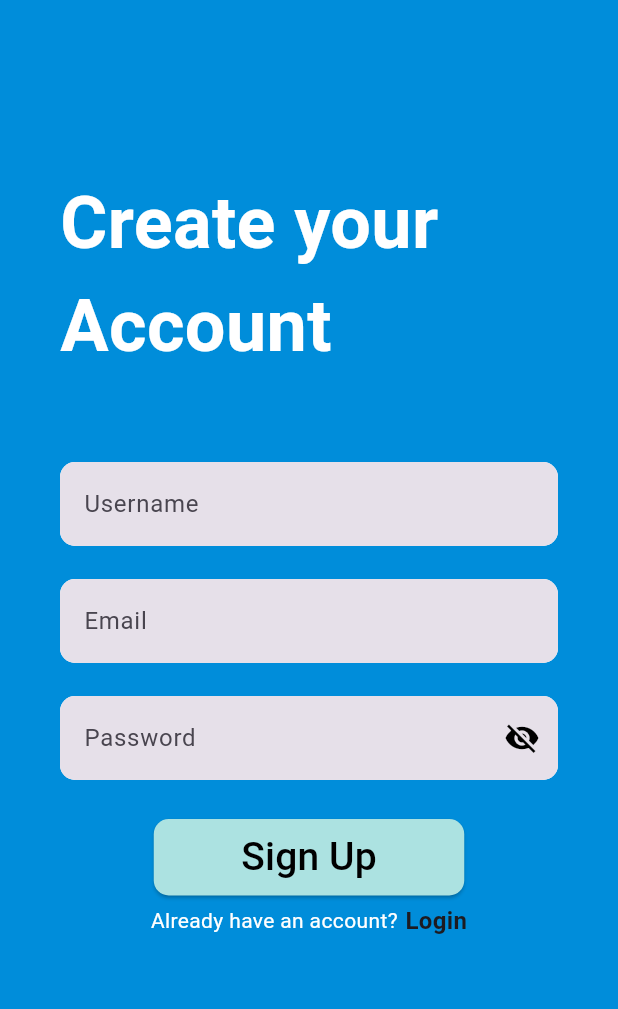
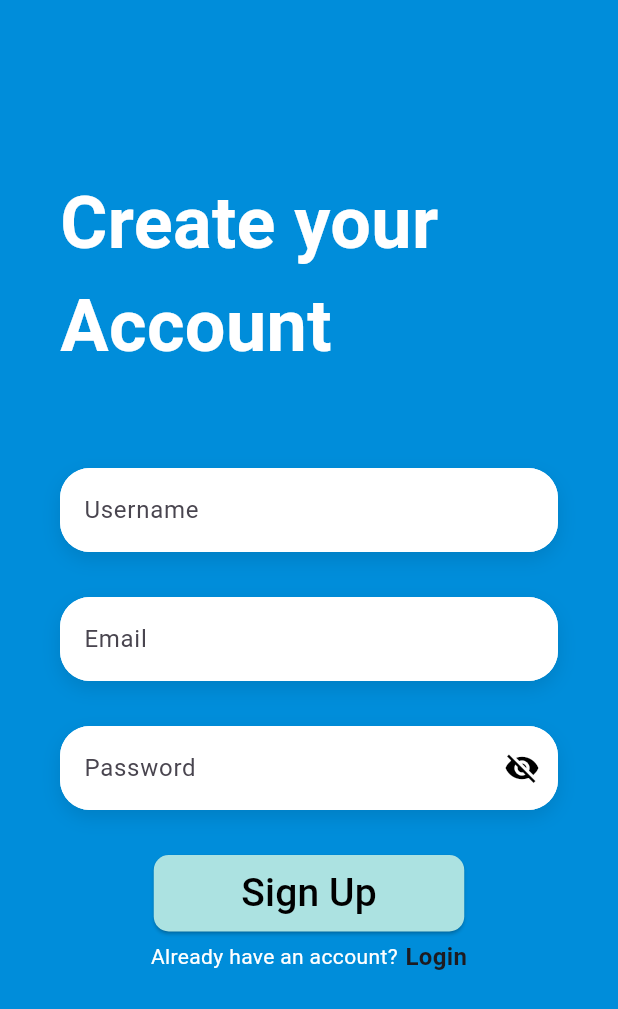
Before and after one commit to JjayFabor/bridgeAI, a Flutter app: the SignUpScreen screen opened directly, on a phone screen of 412 x 824 dp. Shown: the top 1009 px of the screen. Run offline on Flutter 3.47's test engine with Material 3 defaults, Android fonts, the light colour scheme and no system bars; our stand-ins replace cloud_firestore, firebase_auth, firebase_core, firebase_storage, flip_card, flutter_markdown and 5 more; missing offline and left inert: flutter_math_fork; accounts and stored records are empty; Roboto replaces fonts that are missing (Mitr).

Commit message:
Update widget

```diff
--- a/lib/features/frontend/widgets/form_container_widget.dart
+++ b/lib/features/frontend/widgets/form_container_widget.dart
@@ -42,11 +42,18 @@ class _FormContainerWidgetState extends State<FormContainerWidget> {
   @override
   Widget build(BuildContext context) {
     return Container(
-      margin: const EdgeInsets.symmetric(vertical: 6.0),
+      margin: const EdgeInsets.symmetric(vertical: 10.0),
       width: double.infinity,
       decoration: BoxDecoration(
         color: Colors.white,
-        borderRadius: BorderRadius.circular(10),
+        borderRadius: BorderRadius.circular(20),
+        boxShadow: [
+          BoxShadow(
+            color: Colors.black.withOpacity(0.1),
+            blurRadius: 10,
+            offset: const Offset(0, 5),
+          ),
+        ],
       ),
       child: TextFormField(
         style: const TextStyle(color: Colors.black),
@@ -68,6 +75,7 @@ class _FormContainerWidgetState extends State<FormContainerWidget> {
           filled: true,
           hintText: widget.hintText,
           hintStyle: widget.hintStyle ?? GoogleFonts.aBeeZee(),
+          fillColor: Colors.white,
           errorStyle: const TextStyle(color: Colors.red),
           suffixIcon: widget.isPasswordField == true
               ? GestureDetector(
@@ -78,33 +86,33 @@ class _FormContainerWidgetState extends State<FormContainerWidget> {
                   },
                   child: Icon(
                     _obscureText ? Icons.visibility_off : Icons.visibility,
-                    color: _obscureText == false ? Colors.black : Colors.black,
+                    color: Colors.black,
                   ),
                 )
               : null,
           border: const OutlineInputBorder(
             borderRadius: BorderRadius.all(
-              Radius.circular(10.0),
+              Radius.circular(20.0),
             ),
             borderSide: BorderSide.none,
           ),
           focusedBorder: const OutlineInputBorder(
             borderRadius: BorderRadius.all(
-              Radius.circular(10.0),
+              Radius.circular(20.0),
             ),
-            borderSide: BorderSide(color: Colors.white),
+            borderSide: BorderSide(color: Color.fromARGB(255, 88, 83, 83)),
           ),
           enabledBorder: const OutlineInputBorder(
             borderRadius: BorderRadius.all(
-              Radius.circular(10.0),
+              Radius.circular(20.0),
             ),
             borderSide: BorderSide.none,
           ),
           errorBorder: const OutlineInputBorder(
             borderRadius: BorderRadius.all(
-              Radius.circular(10.0),
+              Radius.circular(20.0),
             ),
-            borderSide: BorderSide(color: Colors.black),
+            borderSide: BorderSide(color: Colors.red),
           ),
         ),
       ),
```
